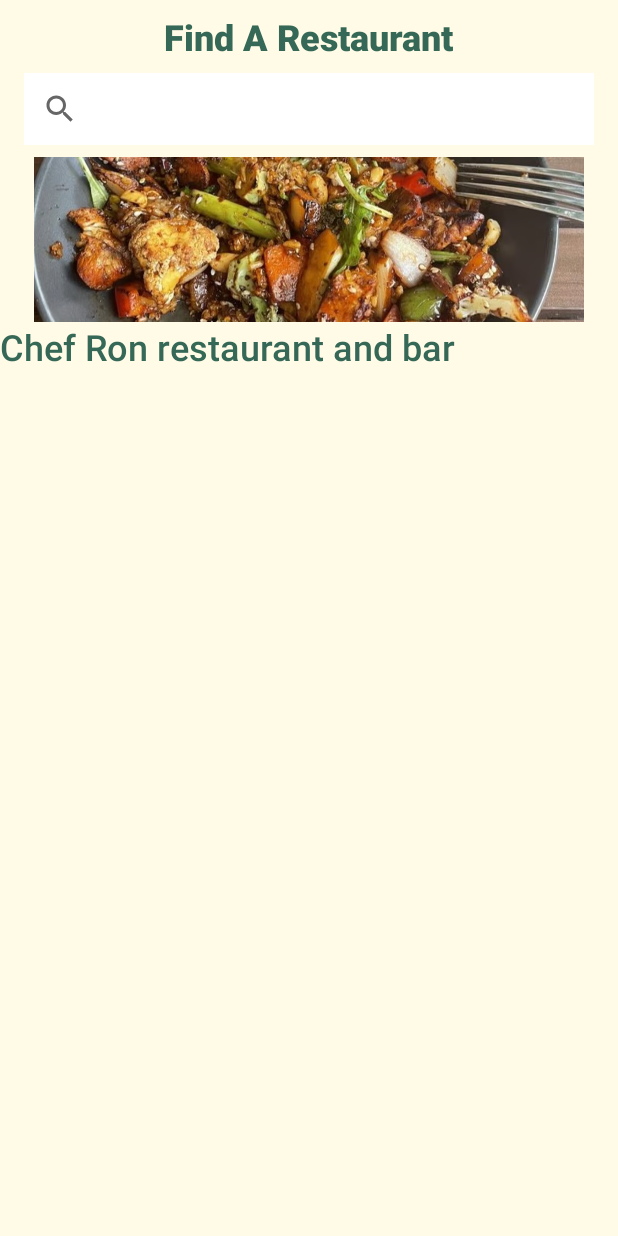
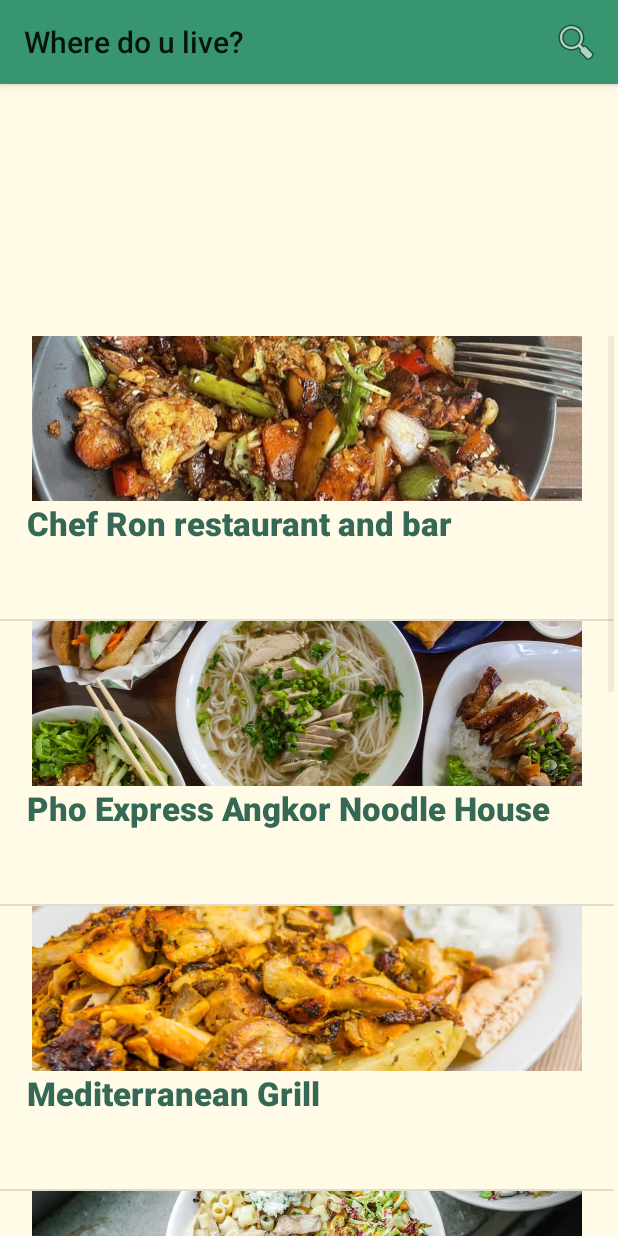
Before and after one commit to mderoca/CSIS3175_TrimTaste, an Android app: the User_SearchRestaurant screen opened directly, with no data from a screen before it, on a phone screen of 412 x 824 dp. Run offline under Robolectric (Android 15) with nearby library versions, the light colour scheme and no system bars.

Commit message:
Search bar

```diff
--- a/app/src/main/AndroidManifest.xml
+++ b/app/src/main/AndroidManifest.xml
@@ -32,9 +32,6 @@
         <activity
             android:name=".Login"
             android:exported="true" />
-        <activity
-            android:name=".MainActivity"
-            android:exported="false" />
         <activity
             android:name=".Signup"
             android:exported="false" />
--- a/app/src/main/java/com/example/trimtaste/User_RestaurantAdapter.java
+++ b/app/src/main/java/com/example/trimtaste/User_RestaurantAdapter.java
@@ -66,7 +66,7 @@
 
         public ViewHolder(View itemView){
             super(itemView);
-            imageView = itemView.findViewById(R.id.imgRestaurant);
+            imageView = itemView.findViewById(R.id.imgRes);
             textView = itemView.findViewById(R.id.txtResName);
             itemView.setOnClickListener(this);
         }
--- a/app/src/main/java/com/example/trimtaste/User_SearchRestaurant.java
+++ b/app/src/main/java/com/example/trimtaste/User_SearchRestaurant.java
@@ -5,51 +5,139 @@
 import androidx.recyclerview.widget.LinearLayoutManager;
 import androidx.recyclerview.widget.RecyclerView;
 
+import android.app.SearchManager;
+import android.content.Context;
+import android.content.Intent;
+import android.net.Uri;
+import android.view.Menu;
+import android.view.MenuInflater;
+import android.view.MenuItem;
+import android.widget.AdapterView;
+import android.widget.ListView;
 import android.widget.SearchView;
 import android.os.Bundle;
 import android.view.View;
+import android.widget.SimpleAdapter;
 import android.widget.Toast;
+import android.widget.Toolbar;
+
+import java.util.ArrayList;
+import java.util.HashMap;
 
 public class User_SearchRestaurant extends AppCompatActivity
-        implements User_RestaurantAdapter.ItemClickListener {
+//        implements User_RestaurantAdapter.ItemClickListener
+{
+    private ListView listView;
+    private SimpleAdapter adapter;
 
-    Integer[] restaurants = {R.drawable.mock_restaurant1, R.drawable.mock_restaurant2, R.drawable.mock_restaurant3, R.drawable.mock_restaurant4};
+    Integer[] restaurants = {R.drawable.mock_restaurant1,
+            R.drawable.mock_restaurant2,
+            R.drawable.mock_restaurant3,
+            R.drawable.mock_restaurant4,
+            R.drawable.mock_restaurant5,
+            R.drawable.mock_restaurant6,
+            R.drawable.mock_restaurant7,
+            R.drawable.mock_restaurant8};
 
-    String[] restaurantsNames = {"Chef Ron restaurant and bar", "Pho Express Angkor Noodle House", "Mediterranean Grill", "Tractor Foods"};
+    String[] restaurantsNames = {"Chef Ron restaurant and bar",
+            "Pho Express Angkor Noodle House",
+            "Mediterranean Grill",
+            "Tractor Foods",
+            "Cactus Club Cafe",
+            "Pizza Garden",
+            "The Fish Counter",
+            "Red Wagon Cafe"};
+    String[] cities = {"Vancouver", "Richmond", "Burnaby", "Vancouver", "Burnaby", "Burnaby", "Vancouver", "Richmond"};
 
-    User_RestaurantAdapter adapter;
+
+//    User_RestaurantAdapter adapter;
 
     @Override
     protected void onCreate(Bundle savedInstanceState) {
         super.onCreate(savedInstanceState);
         setContentView(R.layout.activity_user_search_restaurant);
+        setSupportActionBar(findViewById(R.id.toolbar));
+        getSupportActionBar().setTitle(R.string.txtFindARes);
 
-        SearchView searchView = findViewById(R.id.searchView);
-        RecyclerView recyclerViewRes = findViewById(R.id.recyclerViewRestaurant);
+        ArrayList<HashMap<String,String>> aList = new ArrayList<>();
+        for (int i = 0; i < restaurantsNames.length; i++) {
+            HashMap<String,String> hashMap = new HashMap<>();
+            hashMap.put("imgRes", Integer.toString(restaurants[i]));
+            hashMap.put("txtResName", restaurantsNames[i]);
+            aList.add(hashMap);
+        }
 
-//        searchView.setOnQueryTextListener(new SearchView.OnQueryTextListener() {
-//            @Override
-//            public boolean onQueryTextSubmit(String query) {
-//                // Start of search process
-//                return false;
-//            }
-//
-//            @Override
-//            public boolean onQueryTextChange(String newText) {
-//                // Processing of text changes
-//                return false;
-//            }
-//        });
+        adapter = new SimpleAdapter(User_SearchRestaurant.this, aList,
+                R.layout.list_item_restaurant, new String[]{"imgRes", "txtResName"},
+                new int[]{R.id.imgRes, R.id.txtResName});
+        listView = findViewById(R.id.listViewRes);
+        listView.setAdapter(adapter);
+        listView.setOnItemClickListener(new AdapterView.OnItemClickListener() {
+            @Override
+            public void onItemClick(AdapterView<?> adapterView, View view, int position, long id) {
+                switch (position){
+                    case 0:
+                        startActivity(new Intent(User_SearchRestaurant.this,User_EachRestaurant.class));
+                        break;
+                    case 1:
+                        break;
+                    case 2:
+                        break;
+                }
 
-        recyclerViewRes.setLayoutManager(new LinearLayoutManager(this));
-        adapter = new User_RestaurantAdapter(restaurants, restaurantsNames);
-        adapter.setClickListener(this);
-        recyclerViewRes.setAdapter(adapter);
+            }
+        });
     }
+    private void doSearch(String query) {
+        // Filter the list of restaurants by the user's search query
+        ArrayList<HashMap<String,String>> filteredList = new ArrayList<>();
+        for (int i = 0; i < cities.length; i++) {
+            if (cities[i].toLowerCase().contains(query.toLowerCase())) {
+                HashMap<String,String> hashMap = new HashMap<>();
+                hashMap.put("imgRes", Integer.toString(restaurants[i]));
+                hashMap.put("txtResName", restaurantsNames[i]);
+                hashMap.put("cities", cities[i]);
+                filteredList.add(hashMap);
+            }
+        }
+
+        // Update the adapter with the filtered list of restaurants
+        adapter = new SimpleAdapter(User_SearchRestaurant.this, filteredList,
+                R.layout.list_item_restaurant, new String[]{"imgRes", "txtResName","cities"},
+                new int[]{R.id.imgRes, R.id.txtResName, R.id.txtCityName});
+        listView.setAdapter(adapter);
+    }
+
+
     @Override
-    public void onItemClick(View view, int position) {
-        Toast.makeText(this,"Selected " + (position+1),
-                Toast.LENGTH_SHORT).show();
-//        imageView.setImageResource(adapter.getItem(position));
+    public boolean onCreateOptionsMenu(Menu menu) {
+        MenuInflater inflater = getMenuInflater();
+        inflater.inflate(R.menu.menu_search, menu);
+
+        SearchManager searchManager = (SearchManager) getSystemService(Context.SEARCH_SERVICE);
+        MenuItem searchItem = menu.findItem(R.id.menu_search);
+        SearchView searchView = (SearchView) searchItem.getActionView();
+        searchView.setSearchableInfo(searchManager.getSearchableInfo(getComponentName()));
+        searchView.setIconifiedByDefault(false);
+
+        // Set up a listener for the search bar
+        searchView.setOnQueryTextListener(new SearchView.OnQueryTextListener() {
+            @Override
+            public boolean onQueryTextSubmit(String query) {
+                // Perform the search and update the list view
+                doSearch(query);
+                return true;
+            }
+
+            @Override
+            public boolean onQueryTextChange(String newText) {
+                // Filter the list view as the user types
+                adapter.getFilter().filter(newText);
+                return true;
+            }
+        });
+
+        return true;
     }
+
 }
--- a/app/src/main/res/layout/activity_user_search_restaurant.xml
+++ b/app/src/main/res/layout/activity_user_search_restaurant.xml
@@ -8,36 +8,25 @@
     android:backgroundTint="@color/background"
     tools:context=".User_SearchRestaurant">
 
-    <TextView
-        android:id="@+id/txtFindARes"
-        android:layout_width="wrap_content"
-        android:layout_height="wrap_content"
-        android:layout_marginTop="8dp"
-        android:fontFamily="sans-serif-black"
-        android:text="@string/txtFindARes"
-        android:textColor="@color/BasilGreen_800"
-        android:textSize="24sp"
+    <androidx.appcompat.widget.Toolbar
+        android:id="@+id/toolbar"
+        android:layout_width="match_parent"
+        android:layout_height="?attr/actionBarSize"
+        android:background="@color/BasilGreen_500"
+        android:elevation="4dp"
+        android:theme="@style/ThemeOverlay.AppCompat.ActionBar"
         app:layout_constraintEnd_toEndOf="parent"
         app:layout_constraintStart_toStartOf="parent"
-        app:layout_constraintTop_toTopOf="parent" />
+        app:layout_constraintTop_toTopOf="parent"
+        app:popupTheme="@style/ThemeOverlay.AppCompat.Light" />
 
-    <SearchView
-        android:id="@+id/searchView"
-        android:layout_width="380dp"
-        android:layout_height="wrap_content"
-        android:layout_marginTop="8dp"
-        android:background="@color/white"
-        android:queryHint="@string/searchBarHint"
+    <ListView
+        android:id="@+id/listViewRes"
+        android:layout_width="409dp"
+        android:layout_height="600dp"
+        app:layout_constraintBottom_toBottomOf="parent"
         app:layout_constraintEnd_toEndOf="parent"
-        app:layout_constraintStart_toStartOf="parent"
-        app:layout_constraintTop_toBottomOf="@+id/txtFindARes" />
-
-    <androidx.recyclerview.widget.RecyclerView
-        android:id="@+id/recyclerViewRestaurant"
-        android:layout_width="match_parent"
-        android:layout_height="550dp"
-        android:layout_marginTop="8dp"
-        app:layout_constraintTop_toBottomOf="@+id/searchView"
-        tools:layout_editor_absoluteX="1dp" />
+        app:layout_constraintHorizontal_bias="0.0"
+        app:layout_constraintStart_toStartOf="parent" />
 
 </androidx.constraintlayout.widget.ConstraintLayout>
--- a/app/src/main/res/layout/list_item_restaurant.xml
+++ b/app/src/main/res/layout/list_item_restaurant.xml
@@ -4,12 +4,13 @@
     xmlns:tools="http://schemas.android.com/tools"
     android:layout_width="match_parent"
     android:layout_height="match_parent"
+    android:layout_marginTop="16dp"
     android:orientation="vertical"
     android:background="@color/background"
     tools:ignore="UseCompoundDrawables">
 
     <ImageView
-        android:id="@+id/imgRestaurant"
+        android:id="@+id/imgRes"
         android:layout_width="match_parent"
         android:layout_height="110dp"
         android:contentDescription="@string/conDesRes" />
@@ -18,8 +19,21 @@
         android:id="@+id/txtResName"
         android:layout_width="wrap_content"
         android:layout_height="wrap_content"
-        android:fontFamily="sans-serif-medium"
+        android:layout_marginStart="18sp"
+        android:layout_marginBottom="10sp"
+        android:fontFamily="sans-serif-black"
         android:textColor="@color/BasilGreen_800"
-        android:textSize="24sp"
+        android:textSize="22sp"
+        tools:ignore="TextSizeCheck" />
+
+    <TextView
+        android:id="@+id/txtCityName"
+        android:layout_width="match_parent"
+        android:layout_height="wrap_content"
+        android:layout_marginStart="18sp"
+        android:layout_marginBottom="10sp"
+        android:fontFamily="sans-serif-black"
+        android:textColor="@color/BasilGreen_800"
+        android:textSize="22sp"
         tools:ignore="TextSizeCheck" />
 </LinearLayout>
--- /dev/null
+++ b/app/src/main/res/menu/menu_search.xml
@@ -0,0 +1,10 @@
+<?xml version="1.0" encoding="utf-8"?>
+<menu xmlns:android="http://schemas.android.com/apk/res/android"
+    xmlns:app="http://schemas.android.com/apk/res-auto">
+    <item
+        android:id="@+id/menu_search"
+        android:title="@string/txtFindARes"
+        android:icon="@android:drawable/ic_menu_search"
+        app:showAsAction="collapseActionView|ifRoom"
+        app:actionViewClass="android.widget.SearchView" />
+</menu>
--- a/app/src/main/res/values/strings.xml
+++ b/app/src/main/res/values/strings.xml
@@ -16,7 +16,7 @@
     <string name="promptProvince">Province</string>
     <string name="hintSearch">Enter the city to search for</string>
     <string name="btnFind">Go</string>
-    <string name="txtFindARes">Find A Restaurant</string>
+    <string name="txtFindARes">Where do u live?</string>
     <string name="txtReduce">Reduce Food Waste &amp; Enjoy Your Meal!</string>
     <string name="conDesSearch">Image button Search</string>
     <string name="conDesFood">Image button Order Food</string>
--- /dev/null
+++ b/app/src/main/res/xml/searchable.xml
@@ -0,0 +1,6 @@
+<?xml version="1.0" encoding="utf-8"?>
+<searchable xmlns:android="http://schemas.android.com/apk/res/android"
+    android:label="@string/app_name"
+    android:hint="@string/searchBarHint">
+
+</searchable>
```
Also changed, not shown: app/src/main/java/com/example/trimtaste/DatabaseHelper.java (+268 -1 lines), app/src/main/java/com/example/trimtaste/MainActivity.java (deleted, +0 -41 lines), app/src/main/java/com/example/trimtaste/User_History.java (added, +14 -0 lines), app/src/main/java/com/example/trimtaste/User_MainActivity.java (+12 -3 lines), app/src/main/res/drawable/mock_restaurant5.png (added), app/src/main/res/drawable/mock_restaurant6.png (added), app/src/main/res/drawable/mock_restaurant7.png (added), app/src/main/res/drawable/mock_restaurant8.png (added).
